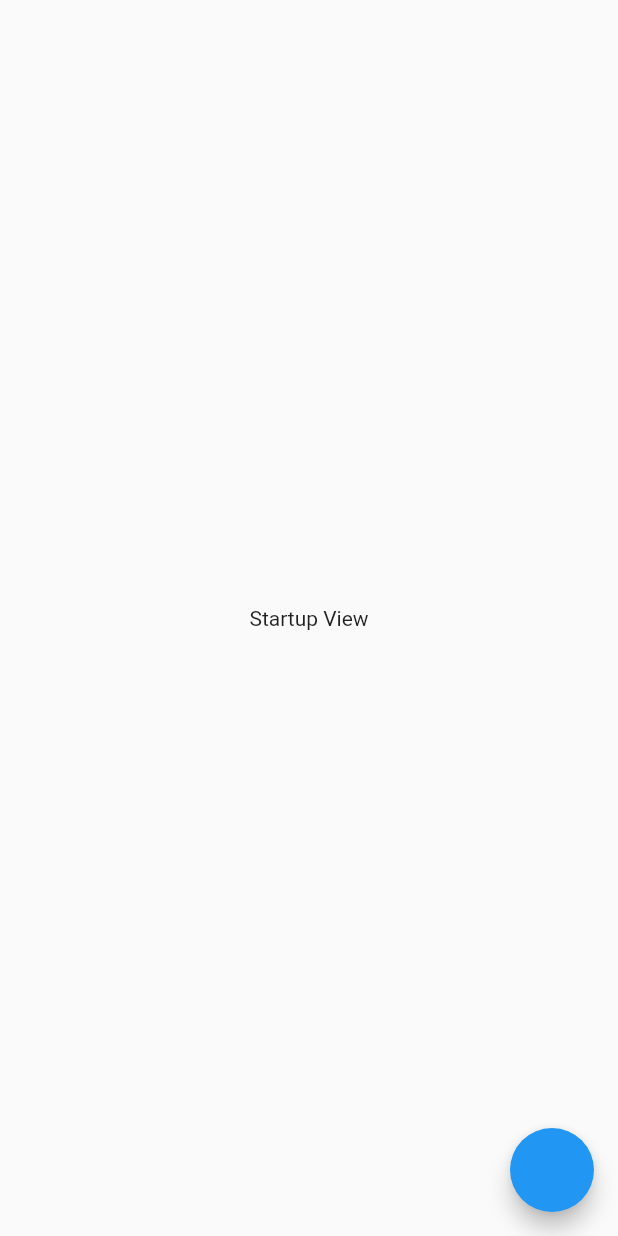
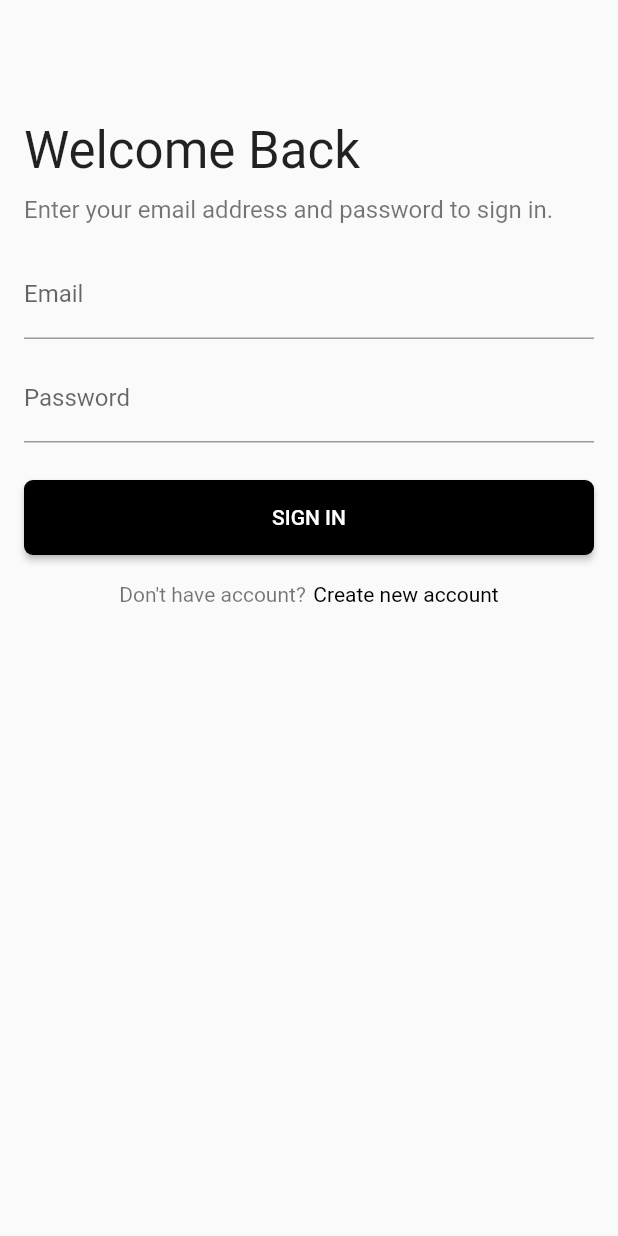
Before and after one commit to fahadimran7/stacked-auth-boilerplate, a Flutter app: the screen it shows after launch, on a phone screen of 412 x 824 dp. Run offline on Flutter 3.47's test engine with Material 2 defaults, Android fonts, the light colour scheme and no system bars; our stand-ins replace firebase_core, stacked, stacked_core, stacked_services; accounts and stored records are empty.

Commit message:
feat: complete layouts for login and sign up

```diff
--- a/lib/app/app.dart
+++ b/lib/app/app.dart
@@ -1,11 +1,15 @@
 import 'package:stacked/stacked_annotations.dart';
+import 'package:stacked_architecture/ui/create_account/create_account_view.dart';
+import 'package:stacked_architecture/ui/login/login_view.dart';
 import 'package:stacked_architecture/ui/second/second_view.dart';
 import 'package:stacked_architecture/ui/startup/startup_view.dart';
 import 'package:stacked_services/stacked_services.dart';
 
 @StackedApp(routes: [
-  CupertinoRoute(page: StartupView, initial: true),
+  CupertinoRoute(page: StartupView),
   CupertinoRoute(page: SecondView),
+  CupertinoRoute(page: LoginView, initial: true),
+  CupertinoRoute(page: CreateAccountView),
 ], dependencies: [
   LazySingleton(classType: NavigationService)
 ])
--- a/lib/app/app.router.dart
+++ b/lib/app/app.router.dart
@@ -11,15 +11,21 @@ import 'package:flutter/material.dart';
 import 'package:stacked/stacked.dart';
 import 'package:stacked_services/stacked_services.dart';
 
+import '../ui/create_account/create_account_view.dart';
+import '../ui/login/login_view.dart';
 import '../ui/second/second_view.dart';
 import '../ui/startup/startup_view.dart';
 
 class Routes {
-  static const String startupView = '/';
+  static const String startupView = '/startup-view';
   static const String secondView = '/second-view';
+  static const String loginView = '/';
+  static const String createAccountView = '/create-account-view';
   static const all = <String>{
     startupView,
     secondView,
+    loginView,
+    createAccountView,
   };
 }
 
@@ -29,12 +35,14 @@ class StackedRouter extends RouterBase {
   final _routes = <RouteDef>[
     RouteDef(Routes.startupView, page: StartupView),
     RouteDef(Routes.secondView, page: SecondView),
+    RouteDef(Routes.loginView, page: LoginView),
+    RouteDef(Routes.createAccountView, page: CreateAccountView),
   ];
   @override
   Map<Type, StackedRouteFactory> get pagesMap => _pagesMap;
   final _pagesMap = <Type, StackedRouteFactory>{
     StartupView: (data) {
-      return MaterialPageRoute<dynamic>(
+      return CupertinoPageRoute<dynamic>(
         builder: (context) => const StartupView(),
         settings: data,
       );
@@ -42,6 +50,18 @@ class StackedRouter extends RouterBase {
     SecondView: (data) {
       return CupertinoPageRoute<dynamic>(
         builder: (context) => const SecondView(),
+        settings: data,
+      );
+    },
+    LoginView: (data) {
+      return CupertinoPageRoute<dynamic>(
+        builder: (context) => const LoginView(),
+        settings: data,
+      );
+    },
+    CreateAccountView: (data) {
+      return CupertinoPageRoute<dynamic>(
+        builder: (context) => const CreateAccountView(),
         settings: data,
       );
     },
@@ -84,4 +104,36 @@ extension NavigatorStateExtension on NavigationService {
       transition: transition,
     );
   }
+
+  Future<dynamic> navigateToLoginView({
+    int? routerId,
+    bool preventDuplicates = true,
+    Map<String, String>? parameters,
+    Widget Function(BuildContext, Animation<double>, Animation<double>, Widget)?
+        transition,
+  }) async {
+    return navigateTo(
+      Routes.loginView,
+      id: routerId,
+      preventDuplicates: preventDuplicates,
+      parameters: parameters,
+      transition: transition,
+    );
+  }
+
+  Future<dynamic> navigateToCreateAccountView({
+    int? routerId,
+    bool preventDuplicates = true,
+    Map<String, String>? parameters,
+    Widget Function(BuildContext, Animation<double>, Animation<double>, Widget)?
+        transition,
+  }) async {
+    return navigateTo(
+      Routes.createAccountView,
+      id: routerId,
+      preventDuplicates: preventDuplicates,
+      parameters: parameters,
+      transition: transition,
+    );
+  }
 }
--- a/lib/main.dart
+++ b/lib/main.dart
@@ -1,8 +1,10 @@
 import 'package:firebase_core/firebase_core.dart';
 import 'package:flutter/material.dart';
 import 'package:stacked_architecture/app/app.locator.dart';
+import 'package:stacked_architecture/ui/create_account/create_account_view.dart';
+import 'package:stacked_architecture/ui/login/login_view.dart';
+import 'package:stacked_architecture/ui/shared/styles/styles.dart';
 import 'package:stacked_services/stacked_services.dart';
-
 import 'app/app.router.dart';
 
 void main() async {
@@ -19,8 +21,9 @@ class MyApp extends StatelessWidget {
   Widget build(BuildContext context) {
     return MaterialApp(
       title: 'Flutter Demo',
+      debugShowCheckedModeBanner: false,
       theme: ThemeData(
-        primarySwatch: Colors.blue,
+        primarySwatch: primaryBlack,
       ),
       navigatorKey: StackedService.navigatorKey,
       onGenerateRoute: StackedRouter().onGenerateRoute,
--- /dev/null
+++ b/lib/ui/base/authentication_viewmodel.dart
@@ -0,0 +1,6 @@
+import 'package:stacked/stacked.dart';
+
+abstract class AuthenticationViewModel extends FormViewModel {
+  @override
+  void setFormStatus() {}
+}
--- /dev/null
+++ b/lib/ui/create_account/create_account_viewmodel.dart
@@ -0,0 +1,3 @@
+import 'package:stacked_architecture/ui/base/authentication_viewmodel.dart';
+
+class CreateAccountViewModel extends AuthenticationViewModel {}
--- /dev/null
+++ b/lib/ui/dumb_widgets/authentication_layout.dart
@@ -0,0 +1,99 @@
+import 'package:flutter/material.dart';
+import 'package:stacked_architecture/ui/shared/styles/styles.dart';
+import 'package:stacked_architecture/ui/shared/styles/ui_helpers.dart';
+import 'package:stacked_architecture/ui/shared/widgets/busy_button.dart';
+
+class AuthenticationLayout extends StatelessWidget {
+  const AuthenticationLayout(
+      {Key? key,
+      required this.title,
+      required this.subtitle,
+      required this.mainButtonTitle,
+      required this.form,
+      this.onCreateAccountTapped,
+      required this.showTermsText})
+      : super(key: key);
+  final String title;
+  final String subtitle;
+  final String mainButtonTitle;
+  final bool showTermsText;
+  final Widget form;
+  final void Function()? onCreateAccountTapped;
+
+  @override
+  Widget build(BuildContext context) {
+    return ListView(
+      padding: const EdgeInsets.symmetric(horizontal: kpBodyPaddingHorizontal),
+      children: [
+        verticalSpaceExtraLarge,
+        Text(
+          title,
+          style: const TextStyle(
+            fontSize: kfsH1Title,
+            fontWeight: FontWeight.w400,
+          ),
+        ),
+        verticalSpaceSmall,
+        Text(
+          subtitle,
+          style: const TextStyle(
+            fontSize: kfsBodyTextRegular,
+            color: kcGreyColor,
+          ),
+        ),
+        verticalSpaceRegular,
+        form,
+        verticalSpaceMedium,
+        BusyButton(mainButtonTitle: mainButtonTitle),
+        if (onCreateAccountTapped != null) verticalSpaceRegular,
+        if (onCreateAccountTapped != null)
+          _buildCreateAccountRow(onCreateAccountTapped),
+        if (showTermsText) verticalSpaceRegular,
+        if (showTermsText) _buildTermsText(context)
+      ],
+    );
+  }
+}
+
+_buildCreateAccountRow(void Function()? onCreateAccountTapped) {
+  return GestureDetector(
+    onTap: onCreateAccountTapped,
+    child: Row(
+      mainAxisAlignment: MainAxisAlignment.center,
+      children: const [
+        Text(
+          'Don\'t have account?',
+          style: TextStyle(
+            fontSize: kfsBodyTextSmall,
+            color: kcGreyColor,
+          ),
+        ),
+        horizontalSpaceTiny,
+        Text(
+          'Create new account',
+          style: TextStyle(
+            fontSize: kfsBodyTextSmall,
+            color: primaryBlack,
+            fontWeight: FontWeight.w400,
+          ),
+        )
+      ],
+    ),
+  );
+}
+
+_buildTermsText(BuildContext context) {
+  return Center(
+    child: SizedBox(
+      width: screenWidthPercentage(context, percentage: 0.85),
+      child: const Text(
+        'By Signing up you agree to our Terms Conditions & Privacy Policy.',
+        textAlign: TextAlign.center,
+        style: TextStyle(
+          color: kcGreyColor,
+          fontSize: kfsBodyTextRegular,
+        ),
+      ),
+    ),
+  );
+}
--- /dev/null
+++ b/lib/ui/login/login_view.dart
@@ -0,0 +1,38 @@
+import 'package:flutter/material.dart';
+import 'package:stacked/stacked.dart';
+import 'package:stacked_architecture/ui/dumb_widgets/authentication_layout.dart';
+import 'package:stacked_architecture/ui/login/login_viewmodel.dart';
+import 'package:stacked_architecture/ui/shared/styles/ui_helpers.dart';
+
+class LoginView extends StatelessWidget {
+  const LoginView({Key? key}) : super(key: key);
+
+  @override
+  Widget build(BuildContext context) {
+    return ViewModelBuilder<LoginViewModel>.reactive(
+      viewModelBuilder: () => LoginViewModel(),
+      builder: (context, model, child) => Scaffold(
+        body: AuthenticationLayout(
+          title: 'Welcome Back',
+          subtitle: 'Enter your email address and password to sign in.',
+          mainButtonTitle: 'SIGN IN',
+          showTermsText: false,
+          onCreateAccountTapped: () {},
+          form: Form(
+            child: Column(
+              children: [
+                TextFormField(
+                  decoration: const InputDecoration(labelText: 'Email'),
+                ),
+                verticalSpaceSmall,
+                TextFormField(
+                  decoration: const InputDecoration(labelText: 'Password'),
+                ),
+              ],
+            ),
+          ),
+        ),
+      ),
+    );
+  }
+}
--- /dev/null
+++ b/lib/ui/login/login_viewmodel.dart
@@ -0,0 +1,3 @@
+import 'package:stacked_architecture/ui/base/authentication_viewmodel.dart';
+
+class LoginViewModel extends AuthenticationViewModel {}
--- /dev/null
+++ b/lib/ui/shared/styles/styles.dart
@@ -0,0 +1,31 @@
+import 'package:flutter/material.dart';
+
+// Colors
+const MaterialColor primaryBlack = MaterialColor(
+  _blackPrimaryValue,
+  <int, Color>{
+    50: Color(0xFF000000),
+    100: Color(0xFF000000),
+    200: Color(0xFF000000),
+    300: Color(0xFF000000),
+    400: Color(0xFF000000),
+    500: Color(_blackPrimaryValue),
+    600: Color(0xFF000000),
+    700: Color(0xFF000000),
+    800: Color(0xFF000000),
+    900: Color(0xFF000000),
+  },
+);
+const int _blackPrimaryValue = 0xFF000000;
+const Color kcGreyColor = Colors.black54;
+const Color kcWhiteColor = Colors.white;
+
+// Font sizes
+const double kfsBodyTextTiny = 12;
+const double kfsBodyTextSmall = 14;
+const double kfsBodyTextRegular = 16;
+const double kfsH2Title = 28;
+const double kfsH1Title = 34;
+
+// Padding
+const double kpBodyPaddingHorizontal = 16;
--- /dev/null
+++ b/lib/ui/shared/styles/ui_helpers.dart
@@ -0,0 +1,50 @@
+import 'package:flutter/material.dart';
+
+// Horizontal space
+const Widget horizontalSpaceTiny = SizedBox(
+  width: 5.0,
+);
+const Widget horizontalSpaceSmall = SizedBox(
+  width: 10.0,
+);
+const Widget horizontalSpaceRegular = SizedBox(
+  width: 18.0,
+);
+const Widget horizontalSpaceMedium = SizedBox(
+  width: 25.0,
+);
+const Widget horizontalSpaceLarge = SizedBox(
+  width: 50.0,
+);
+const Widget horizontalSpaceExtraLarge = SizedBox(
+  width: 80.0,
+);
+
+// Vertical space
+const Widget verticalSpaceTiny = SizedBox(
+  height: 5.0,
+);
+const Widget verticalSpaceSmall = SizedBox(
+  height: 10.0,
+);
+const Widget verticalSpaceRegular = SizedBox(
+  height: 18.0,
+);
+const Widget verticalSpaceMedium = SizedBox(
+  height: 25.0,
+);
+const Widget verticalSpaceLarge = SizedBox(
+  height: 50.0,
+);
+const Widget verticalSpaceExtraLarge = SizedBox(
+  height: 80.0,
+);
+
+// Screen size helpers
+double screenWidth(BuildContext context) => MediaQuery.of(context).size.width;
+double screenHeight(BuildContext context) => MediaQuery.of(context).size.height;
+
+double screenWidthPercentage(BuildContext context, {double percentage = 1}) =>
+    screenWidth(context) * percentage;
+double screenHeightPercentage(BuildContext context, {double percentage = 1}) =>
+    screenHeight(context) * percentage;
--- /dev/null
+++ b/lib/ui/shared/widgets/busy_button.dart
@@ -0,0 +1,27 @@
+import 'package:flutter/material.dart';
+import 'package:stacked_architecture/ui/shared/styles/styles.dart';
+
+class BusyButton extends StatelessWidget {
+  const BusyButton({Key? key, required this.mainButtonTitle}) : super(key: key);
+  final String mainButtonTitle;
+
+  @override
+  Widget build(BuildContext context) {
+    return ElevatedButton(
+      onPressed: () {},
+      style: ElevatedButton.styleFrom(
+        minimumSize: const Size.fromHeight(50),
+        shape: RoundedRectangleBorder(
+          borderRadius: BorderRadius.circular(6),
+        ),
+      ),
+      child: Text(
+        mainButtonTitle,
+        style: const TextStyle(
+          fontSize: kfsBodyTextSmall,
+          color: kcWhiteColor,
+        ),
+      ),
+    );
+  }
+}
```
Also changed, not shown: lib/ui/create_account/create_account_view.dart (added, +40 -0 lines), pubspec.yaml (+8 -0 lines), pubspec.lock, 1 other file.
